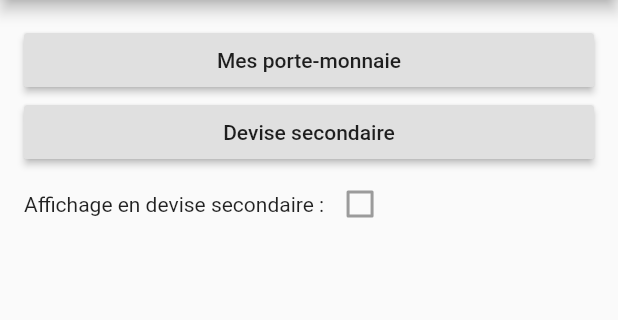
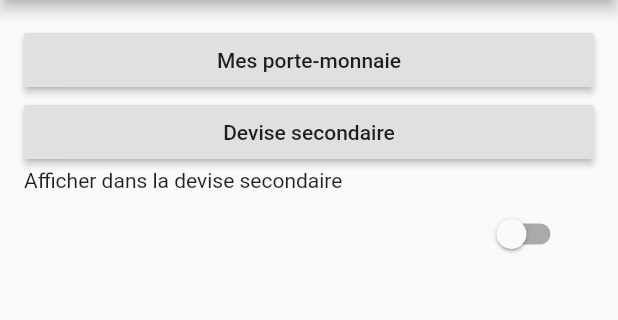
Before and after one commit to AlexBolot/MoneyTracker, a Flutter app: the screen it shows after launch, with the side drawer open, on a phone screen of 412 x 824 dp, the part 84-404 px from its top. Run offline on Flutter 3.47's test engine with Material 2 defaults, Android fonts, the phone set to English and light mode, and no system bars.

Commit message:
Création du widget display_second_currency & update settings widget

```diff
--- a/lib/views/recap_view.dart
+++ b/lib/views/recap_view.dart
@@ -12,7 +12,7 @@ class _HomeViewState extends State<HomeView> {
   Widget build(BuildContext context) {
     return Container(
       child: Center(
-        child: Text('Accueuil'),
+        child: Text('Accueil'),
       ),
     );
   }
--- /dev/null
+++ b/lib/widgets/display_second_currency.dart
@@ -0,0 +1,21 @@
+import 'package:flutter/material.dart';
+
+class DisplaySecondCurrencyState extends StatefulWidget {
+
+  @override
+  _DisplaySecondCurrencyState createState() => new _DisplaySecondCurrencyState();
+}
+
+class _DisplaySecondCurrencyState extends State<DisplaySecondCurrencyState> {
+  bool _v = false;
+  @override
+  Widget build(BuildContext context) {
+    return  SwitchListTile(
+      value:_v,
+      onChanged: (value)=>setState((){
+        _v=value;
+      }),
+
+    );
+  }
+}
--- a/lib/widgets/settings.dart
+++ b/lib/widgets/settings.dart
@@ -1,4 +1,6 @@
 import 'package:flutter/material.dart';
+
+import 'display_second_currency.dart';
 
 class Settings extends StatefulWidget {
   @override
@@ -33,14 +35,19 @@ class _SettingsState extends State<Settings> {
                   }),
             ),
             Container(
-              child: Row(children: <Widget>[
-                Text("Affichage en devise secondaire :"),
-                Checkbox(value:false)
-              ]),
+              child: Text("Afficher dans la devise secondaire"),
             ),
+            Container(
+              child: DisplaySecondCurrencyState(),
+            )
           ],
         ),
       ),
     );
   }
 }
+
+/*
+ *               title:
+              trailing: DisplaySecondCurrencyState(),
+ */
```
